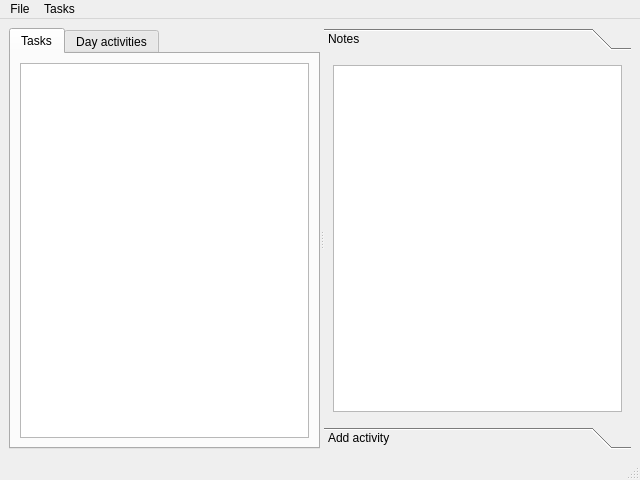
Qt form src/mainwindow.ui (ya-breeze/TM) before a commit.
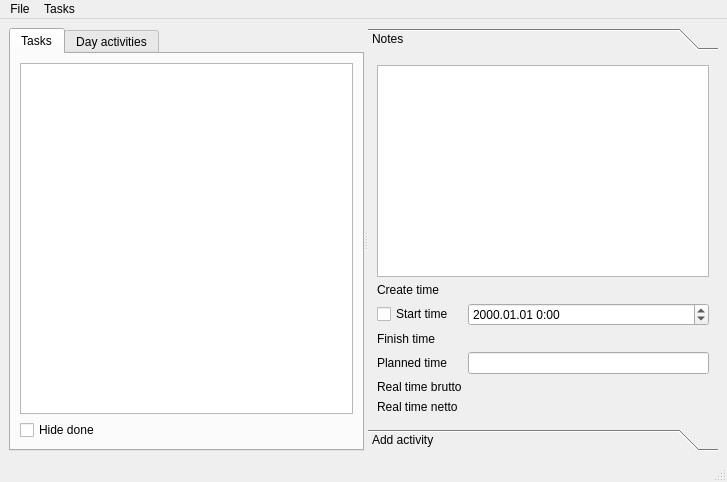
The same form after that commit. The open tabs and pages were chosen to show the change.

The edit to the form file:
```diff
--- a/src/mainwindow.ui
+++ b/src/mainwindow.ui
@@ -6,8 +6,8 @@
    <rect>
     <x>0</x>
     <y>0</y>
-    <width>640</width>
-    <height>480</height>
+    <width>727</width>
+    <height>482</height>
    </rect>
   </property>
   <property name="windowTitle">
@@ -45,6 +45,13 @@
            </property>
           </widget>
          </item>
+         <item>
+          <widget class="QCheckBox" name="cbHideDone">
+           <property name="text">
+            <string>Hide done</string>
+           </property>
+          </widget>
+         </item>
         </layout>
        </widget>
        <widget class="QWidget" name="tab_2">
@@ -130,8 +137,8 @@
          <rect>
           <x>0</x>
           <y>0</y>
-          <width>317</width>
-          <height>335</height>
+          <width>376</width>
+          <height>337</height>
          </rect>
         </property>
         <attribute name="label">
@@ -141,6 +148,96 @@
          <item>
           <widget class="QTextEdit" name="Notes"/>
          </item>
+         <item>
+          <layout class="QGridLayout" name="gridLayout_2">
+           <item row="0" column="0">
+            <widget class="QLabel" name="label_12">
+             <property name="text">
+              <string>Create time</string>
+             </property>
+            </widget>
+           </item>
+           <item row="0" column="1">
+            <widget class="QLabel" name="lblCreateTime">
+             <property name="text">
+              <string>&lt;no available&gt;</string>
+             </property>
+            </widget>
+           </item>
+           <item row="1" column="0">
+            <widget class="QCheckBox" name="cbStartedTime">
+             <property name="text">
+              <string>Start time</string>
+             </property>
+            </widget>
+           </item>
+           <item row="1" column="1">
+            <widget class="QDateTimeEdit" name="teStartTime">
+             <property name="displayFormat">
+              <string>yyyy.MM.dd H:mm</string>
+             </property>
+            </widget>
+           </item>
+           <item row="2" column="0">
+            <widget class="QLabel" name="label_11">
+             <property name="text">
+              <string>Finish time</string>
+             </property>
+            </widget>
+           </item>
+           <item row="2" column="1">
+            <widget class="QLabel" name="lblFinishTime">
+             <property name="text">
+              <string>&lt;not yet finished&gt;</string>
+             </property>
+            </widget>
+           </item>
+           <item row="3" column="0">
+            <widget class="QLabel" name="label_7">
+             <property name="text">
+              <string>Planned time</string>
+             </property>
+            </widget>
+           </item>
+           <item row="3" column="1">
+            <widget class="QLineEdit" name="lePlannedTime"/>
+           </item>
+           <item row="4" column="0">
+            <widget class="QLabel" name="label_8">
+             <property name="text">
+              <string>Real time brutto</string>
+             </property>
+            </widget>
+           </item>
+           <item row="4" column="1">
+            <widget class="QLabel" name="lblRealTimeBrutto">
+             <property name="autoFillBackground">
+              <bool>false</bool>
+             </property>
+             <property name="text">
+              <string>&lt;no available&gt;</string>
+             </property>
+             <property name="scaledContents">
+              <bool>false</bool>
+             </property>
+            </widget>
+           </item>
+           <item row="5" column="0">
+            <widget class="QLabel" name="label_10">
+             <property name="text">
+              <string>Real time netto</string>
+             </property>
+            </widget>
+           </item>
+           <item row="5" column="1">
+            <widget class="QLabel" name="lblRealTimeNetto">
+             <property name="text">
+              <string>&lt;no available&gt;</string>
+             </property>
+            </widget>
+           </item>
+          </layout>
+         </item>
         </layout>
        </widget>
        <widget class="QWidget" name="page_2">
@@ -269,7 +366,7 @@
     <rect>
      <x>0</x>
      <y>0</y>
-     <width>640</width>
+     <width>727</width>
      <height>31</height>
     </rect>
    </property>
```
Left out of the diff: 26 changed lines with no effect on the pictures.
